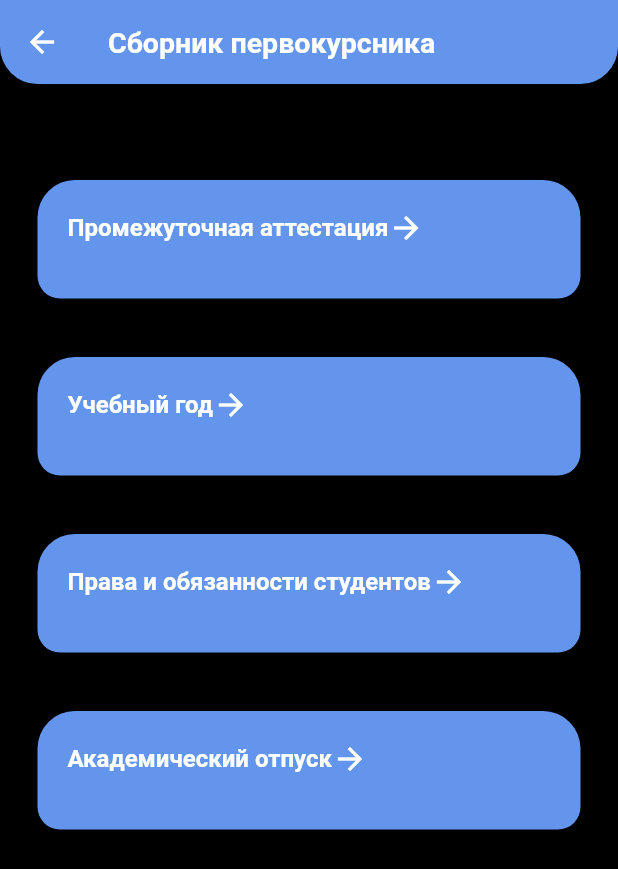
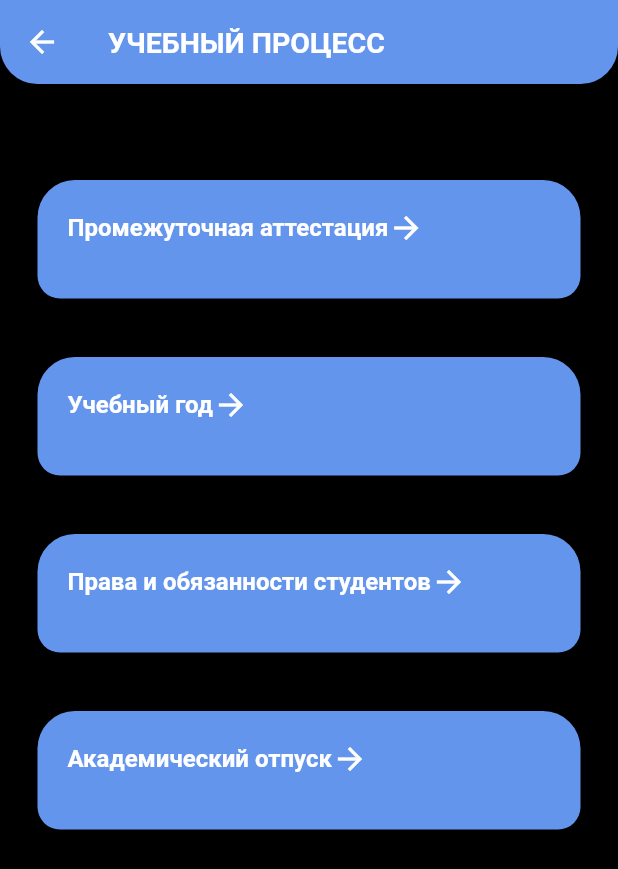
Before and after one commit to AndreyKondakovGW/Project-Sbornik-Pervokursnika-, a Flutter app: the ArticleListWidget screen opened by its route, on a phone screen of 412 x 824 dp. Shown: the top 869 px of the screen. Run offline on Flutter 3.47's test engine with Material 2 defaults, Android fonts, the phone set to English and light mode, and no system bars; our stand-ins replace bloc, flutter_bloc.

```diff
--- a/lib/pages/ArticleList/PostsViewPage.dart
+++ b/lib/pages/ArticleList/PostsViewPage.dart
@@ -19,7 +19,7 @@ class ArticleListWidget extends StatelessWidget {
               borderRadius: BorderRadius.only(
                   bottomLeft: Radius.circular(25),
                   bottomRight: Radius.circular(25))),
-          title: Text('Сборник первокурсника',
+          title: Text('УЧЕБНЫЙ ПРОЦЕСС',
               textAlign: TextAlign.center,
               style: TextStyle(fontSize: 19, fontWeight: FontWeight.bold))),
       body: Container(
```
